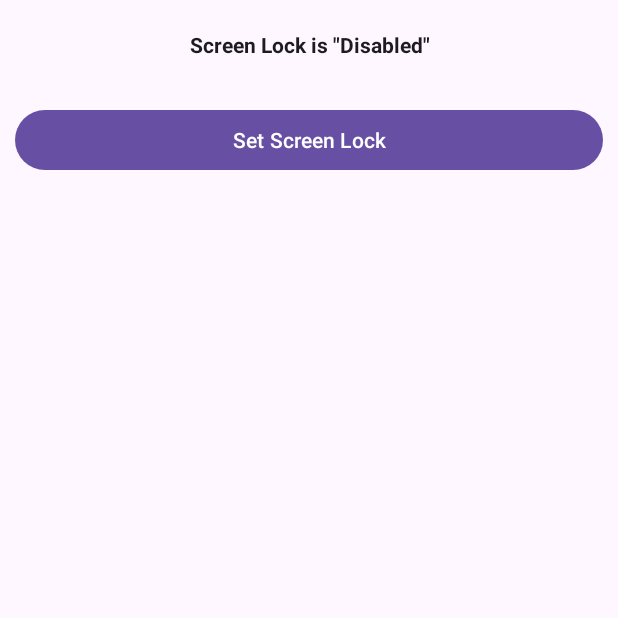
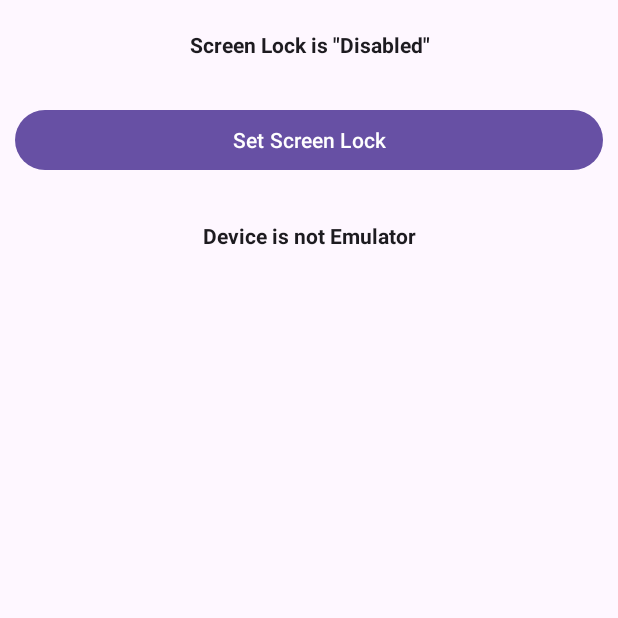
Before and after one commit to ChaitanyaDuse/SecureAndroidApp, an Android app: the screen it shows after launch (MainActivity), on a phone screen of 412 x 824 dp, the top half of it. Run offline under Robolectric (Android 15) with nearby library versions, the phone set to English and light mode, and no system bars.

Commit message:
Device Emulator Check

```diff
--- /dev/null
+++ b/app/src/main/java/com/debunrebuild/secureandroidapp/DeviceEmulatorCheck.kt
@@ -0,0 +1,48 @@
+package com.debunrebuild.secureandroidapp
+
+import android.os.Build
+import java.util.Locale
+
+
+fun isEmulator(): Boolean {
+    return doesHardwareSuggestEmultaor()
+            || doesModelSuggestEmulator()
+            || doesProductSuggestEmulator()
+            || doesFingerPrintSuggestEmulator()
+}
+
+private fun doesHardwareSuggestEmultaor(): Boolean {
+    return Build.HARDWARE.contains("goldfish")
+            || Build.HARDWARE.contains("ranchu")
+            || Build.HARDWARE.contains("vbox86")
+            || Build.HARDWARE.lowercase(Locale.getDefault()).contains("nox")
+}
+
+private fun doesModelSuggestEmulator(): Boolean {
+    return Build.MODEL.contains("google_sdk")
+            || Build.MODEL.contains("Emulator")
+            || Build.MODEL.contains("Android SDK built for x86")
+            || Build.MODEL.contains("sdk_gphone_x86_64")
+            || Build.MODEL.contains("sdk_gphone")
+            || Build.MODEL.lowercase(Locale.getDefault()).contains("droid4x")
+
+
+}
+
+private fun doesProductSuggestEmulator(): Boolean {
+    return Build.PRODUCT.contains("sdk_google")
+            || Build.PRODUCT == "google_sdk"
+            || Build.PRODUCT.contains("sdk_gphone_x86")
+            || Build.PRODUCT.contains("sdk")
+            || Build.PRODUCT.contains("sdk_x86")
+            || Build.PRODUCT.contains("vbox86p")
+            || Build.PRODUCT.contains("emulator")
+            || Build.PRODUCT.contains("simulator")
+            || Build.PRODUCT.lowercase(Locale.getDefault()).contains("nox")
+
+}
+
+private fun doesFingerPrintSuggestEmulator(): Boolean {
+    return Build.FINGERPRINT.startsWith("generic")
+            || Build.FINGERPRINT.startsWith("unknown")
+}
--- a/app/src/main/java/com/debunrebuild/secureandroidapp/MainActivity.kt
+++ b/app/src/main/java/com/debunrebuild/secureandroidapp/MainActivity.kt
@@ -22,6 +22,9 @@ class MainActivity : AppCompatActivity() {
             val intent = getIntentToScreenLock()
             startActivity(intent);
         }
+        findViewById<TextView>(R.id.device_emulator_status).text = getDeviceEmulatorStatusScreen(
+            isEmulator()
+        )
     }
 
     override fun onResume() {
@@ -31,8 +34,13 @@ class MainActivity : AppCompatActivity() {
         }
     }
 
-    fun getScreenLockEnabledString(isEnabled: Boolean): String {
+    private fun getScreenLockEnabledString(isEnabled: Boolean): String {
         val isEnabledStr = if (isEnabled) "Enabled" else "Disabled"
         return String.format(getString(R.string.sscreen_lock_status), isEnabledStr)
     }
+
+    private fun getDeviceEmulatorStatusScreen(isEmulator: Boolean): String {
+        val deviceEnabledString = if (isEmulator) "is" else "is not"
+        return String.format(getString(R.string.emulator_status), deviceEnabledString)
+    }
 }
--- a/app/src/main/res/layout/activity_main.xml
+++ b/app/src/main/res/layout/activity_main.xml
@@ -27,4 +27,18 @@
         android:padding="10dp"
         android:text="Set Screen Lock" />
 
+
+    <TextView
+        android:id="@+id/device_emulator_status"
+        android:layout_width="match_parent"
+        android:layout_height="wrap_content"
+        android:layout_below="@+id/navigate_user_to_settings_screen"
+        android:layout_margin="10dp"
+        android:gravity="center_horizontal"
+        android:padding="10dp"
+        android:text="@string/emulator_status"
+        android:textAppearance="@style/TextAppearance.AppCompat.Body1"
+        android:textStyle="bold" />
+
+
 </RelativeLayout>
--- a/app/src/main/res/values/strings.xml
+++ b/app/src/main/res/values/strings.xml
@@ -1,4 +1,5 @@
 <resources>
     <string name="app_name">SecureAndroidApp</string>
     <string name="sscreen_lock_status">Screen Lock is \"%s\"</string>
+    <string name="emulator_status">Device %s Emulator</string>
 </resources>
```
Also changed, not shown: 1 other file.
